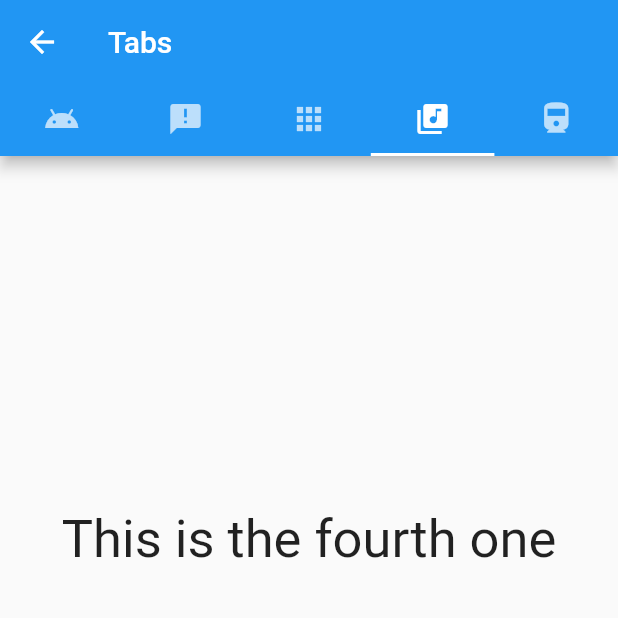
After one commit to sabil62/Alert-App, a Flutter app: the TabSimpleApp screen opened directly, tab 4 chosen, on a phone screen of 412 x 824 dp, the top half of it. The commit adds this screen. Run offline on Flutter 3.47's test engine with Material 2 defaults, Android fonts, the phone set to English and light mode, and no system bars; our stand-ins replace charts_flutter, flutter_map, font_awesome_flutter, google_maps_flutter, latlong.

Commit message:
simple tab

```diff
--- /dev/null
+++ b/lib/files2/tabSimple.dart
@@ -0,0 +1,47 @@
+import 'package:alertapp/files/charts.dart';
+import 'package:alertapp/files/gradient.dart';
+import 'package:flutter/material.dart';
+import '../files/tableAndClipPath.dart';
+
+class TabSimpleApp extends StatefulWidget {
+  @override
+  _TabSimpleAppState createState() => _TabSimpleAppState();
+}
+
+class _TabSimpleAppState extends State<TabSimpleApp> {
+  @override
+  Widget build(BuildContext context) {
+    return DefaultTabController(
+      length: 5,
+      child: Scaffold(
+        appBar: new AppBar(
+            title: new Text('Tabs'),
+            bottom: TabBar(tabs: [
+              Tab(icon: Icon(Icons.android)),
+              Tab(icon: Icon(Icons.announcement)),
+              Tab(icon: Icon(Icons.apps)),
+              Tab(icon: Icon(Icons.library_music)),
+              Tab(icon: Icon(Icons.directions_railway)),
+            ])),
+        body: TabBarView(children: [
+          new GradientApp(),
+          TableAndClipPathApp(),
+          ChartApp(),
+          Center(
+              child: Container(
+            height: 250,
+            child:
+                Text('This is the fourth one', style: TextStyle(fontSize: 35)),
+          )),
+          Center(
+            child: Icon(
+              Icons.directions_boat,
+              size: 80,
+              color: Colors.black54,
+            ),
+          )
+        ]),
+      ),
+    );
+  }
+}
--- a/lib/main.dart
+++ b/lib/main.dart
@@ -11,6 +11,7 @@ import 'package:alertapp/files/listviewCluster.dart';
 import 'package:alertapp/files/mapbox.dart';
 import 'package:alertapp/files/stream.dart';
 import 'package:alertapp/files/tableAndClipPath.dart';
+import 'package:alertapp/files2/tabSimple.dart';
 import 'package:flutter/material.dart';
 import './files/table.dart';
 import './files/gradient.dart';
@@ -263,6 +264,18 @@ class _MyHomePageState extends State<MyHomePage> {
                 }));
               },
             ),
+            SizedBox(height: 15),
+            ListTile(
+              leading: new Icon(Icons.table_chart, color: Colors.black54),
+              title: new Text('TABS'),
+              trailing: new Icon(Icons.close),
+              onTap: () {
+                Navigator.push(context,
+                    new MaterialPageRoute(builder: (context) {
+                  return TabSimpleApp();
+                }));
+              },
+            ),
           ]),
         ),
       ),
```
